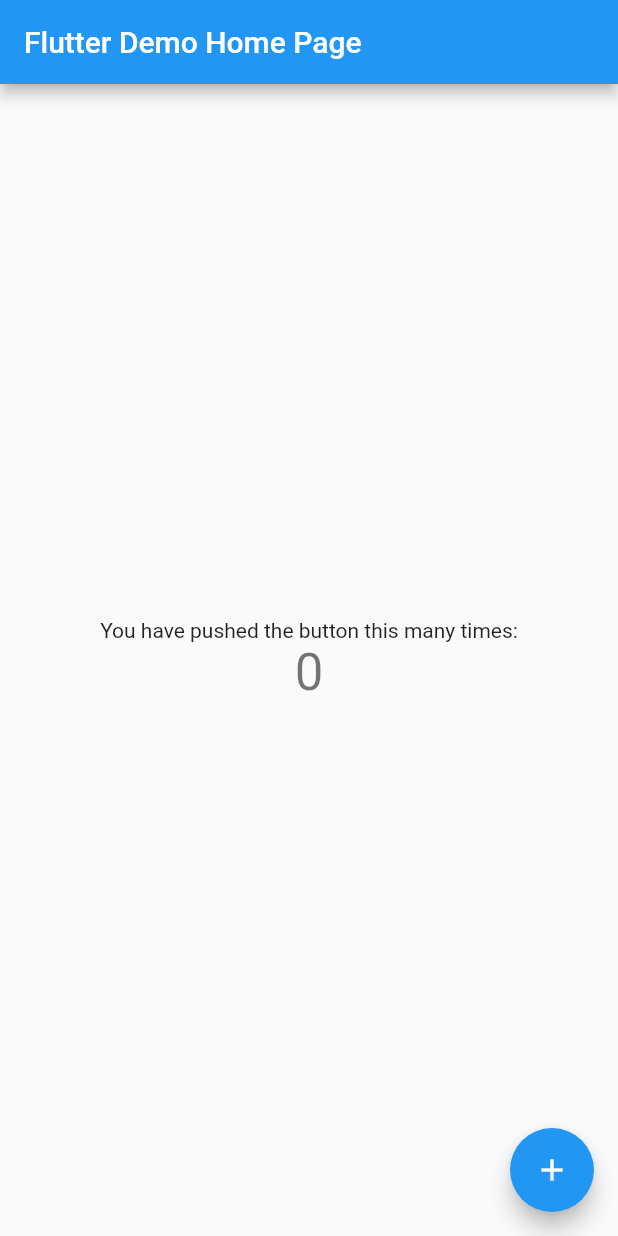
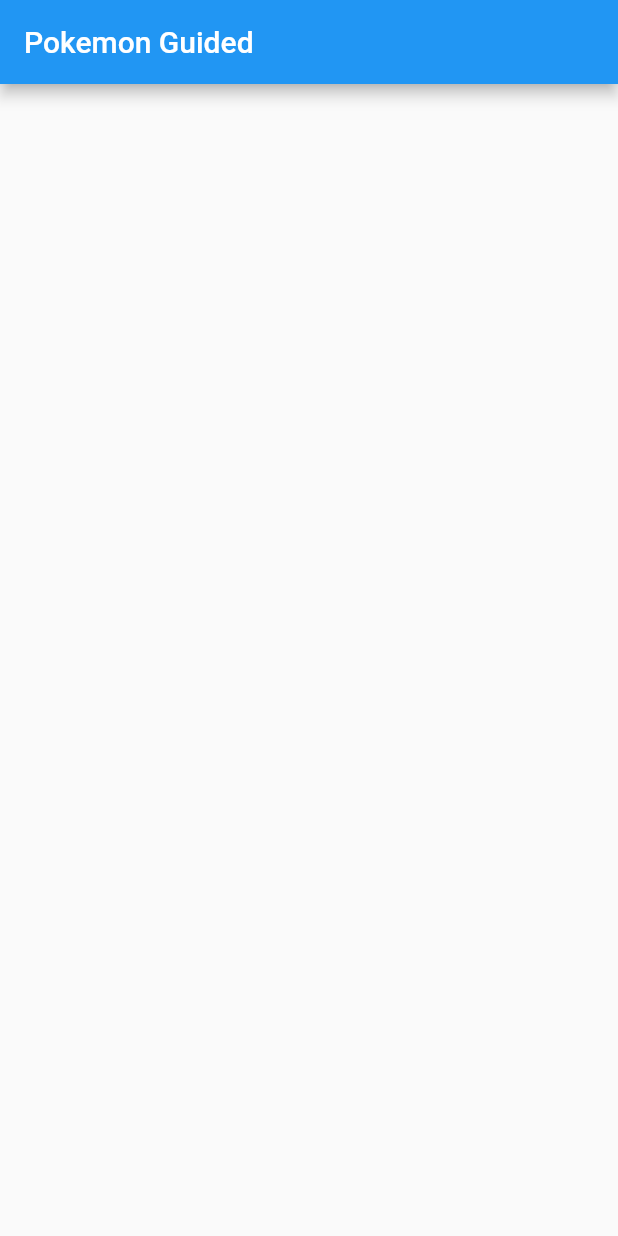
Before and after one commit to ReiiSky/Pokedex, a Flutter app: the screen it shows after launch, on a phone screen of 412 x 824 dp. Run offline on Flutter 3.47's test engine with Material 2 defaults, Android fonts, the phone set to English and light mode, and no system bars.

Commit message:
add class for home pokedex guide

```diff
--- a/lib/main.dart
+++ b/lib/main.dart
@@ -1,113 +1,14 @@
 import 'package:flutter/material.dart';
+import 'package:pokedex/pokemonView.dart';
 
 void main() {
   runApp(MyApp());
 }
 
 class MyApp extends StatelessWidget {
-  // This widget is the root of your application.
-  @override
-  Widget build(BuildContext context) {
+  Widget build(BuildContext ctx) {
     return MaterialApp(
-      title: 'Flutter Demo',
-      theme: ThemeData(
-        // This is the theme of your application.
-        //
-        // Try running your application with "flutter run". You'll see the
-        // application has a blue toolbar. Then, without quitting the app, try
-        // changing the primarySwatch below to Colors.green and then invoke
-        // "hot reload" (press "r" in the console where you ran "flutter run",
-        // or simply save your changes to "hot reload" in a Flutter IDE).
-        // Notice that the counter didn't reset back to zero; the application
-        // is not restarted.
-        primarySwatch: Colors.blue,
-      ),
-      home: MyHomePage(title: 'Flutter Demo Home Page'),
+      home: PokedexView(),
     );
   }
 }
-
-class MyHomePage extends StatefulWidget {
-  MyHomePage({Key key, this.title}) : super(key: key);
-
-  // This widget is the home page of your application. It is stateful, meaning
-  // that it has a State object (defined below) that contains fields that affect
-  // how it looks.
-
-  // This class is the configuration for the state. It holds the values (in this
-  // case the title) provided by the parent (in this case the App widget) and
-  // used by the build method of the State. Fields in a Widget subclass are
-  // always marked "final".
-
-  final String title;
-
-  @override
-  _MyHomePageState createState() => _MyHomePageState();
-}
-
-class _MyHomePageState extends State<MyHomePage> {
-  int _counter = 0;
-
-  void _incrementCounter() {
-    setState(() {
-      // This call to setState tells the Flutter framework that something has
-      // changed in this State, which causes it to rerun the build method below
-      // so that the display can reflect the updated values. If we changed
-      // _counter without calling setState(), then the build method would not be
-      // called again, and so nothing would appear to happen.
-      _counter++;
-    });
-  }
-
-  @override
-  Widget build(BuildContext context) {
-    // This method is rerun every time setState is called, for instance as done
-    // by the _incrementCounter method above.
-    //
-    // The Flutter framework has been optimized to make rerunning build methods
-    // fast, so that you can just rebuild anything that needs updating rather
-    // than having to individually change instances of widgets.
-    return Scaffold(
-      appBar: AppBar(
-        // Here we take the value from the MyHomePage object that was created by
-        // the App.build method, and use it to set our appbar title.
-        title: Text(widget.title),
-      ),
-      body: Center(
-        // Center is a layout widget. It takes a single child and positions it
-        // in the middle of the parent.
-        child: Column(
-          // Column is also a layout widget. It takes a list of children and
-          // arranges them vertically. By default, it sizes itself to fit its
-          // children horizontally, and tries to be as tall as its parent.
-          //
-          // Invoke "debug painting" (press "p" in the console, choose the
-          // "Toggle Debug Paint" action from the Flutter Inspector in Android
-          // Studio, or the "Toggle Debug Paint" command in Visual Studio Code)
-          // to see the wireframe for each widget.
-          //
-          // Column has various properties to control how it sizes itself and
-          // how it positions its children. Here we use mainAxisAlignment to
-          // center the children vertically; the main axis here is the vertical
-          // axis because Columns are vertical (the cross axis would be
-          // horizontal).
-          mainAxisAlignment: MainAxisAlignment.center,
-          children: <Widget>[
-            Text(
-              'You have pushed the button this many times:',
-            ),
-            Text(
-              '$_counter',
-              style: Theme.of(context).textTheme.headline4,
-            ),
-          ],
-        ),
-      ),
-      floatingActionButton: FloatingActionButton(
-        onPressed: _incrementCounter,
-        tooltip: 'Increment',
-        child: Icon(Icons.add),
-      ), // This trailing comma makes auto-formatting nicer for build methods.
-    );
-  }
-}
--- /dev/null
+++ b/lib/pokemonView.dart
@@ -0,0 +1,12 @@
+import "package:flutter/material.dart";
+
+class PokedexView extends StatelessWidget {
+  @override
+  Widget build(BuildContext ctx) {
+    return Scaffold(
+      appBar: AppBar(
+        title: Text("Pokemon Guided"),
+      ),
+    );
+  }
+}
```
